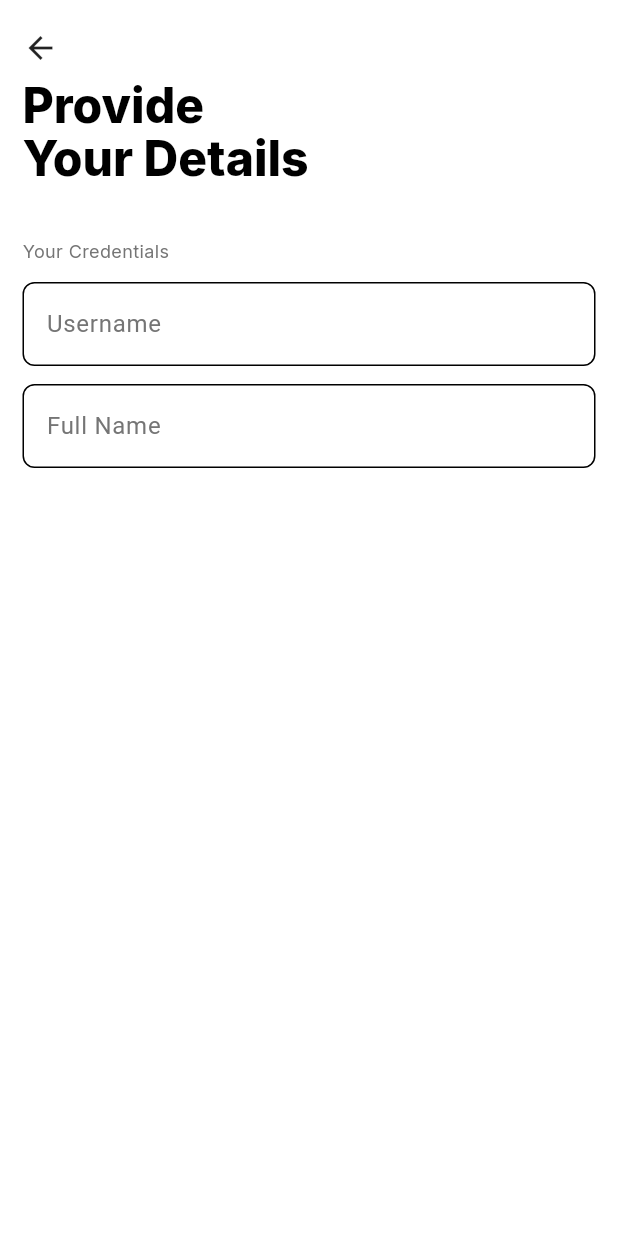
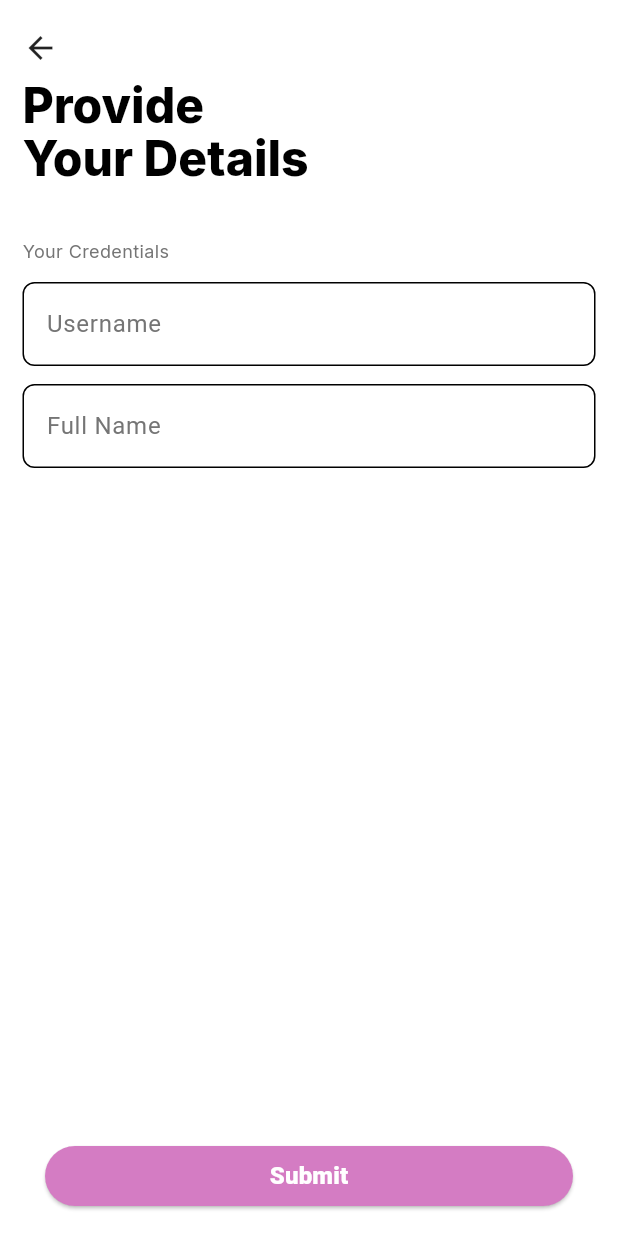
Before and after one commit to kwakyebrilliant/tefontai_chrome_extension, a Flutter app: the screen it shows after launch, after a tap on "Get Started", on a phone screen of 412 x 824 dp. Run offline on Flutter 3.47's test engine with Material 3 defaults, Android fonts, the phone set to English and light mode, and no system bars; our stand-ins replace google_fonts, shared_preferences.

Commit message:
informatipn updates

```diff
--- a/lib/Screens/LandingPage/information_page.dart
+++ b/lib/Screens/LandingPage/information_page.dart
@@ -123,6 +123,41 @@ class _InformationPageState extends State<InformationPage> {
               ],
             ),
           ),
+
+          // Submit button positioned at the bottom
+          Positioned(
+            bottom: 0.0,
+            left: 10.0,
+            right: 10.0,
+
+            // Submit button in padding
+            child: Padding(
+              padding:
+                  const EdgeInsets.symmetric(vertical: 16.0, horizontal: 20.0),
+              child: SizedBox(
+                width: double.infinity,
+                child: ElevatedButton(
+                  style: ButtonStyle(
+                    backgroundColor: WidgetStateProperty.all(
+                      const Color(0xFFD47CC3),
+                    ),
+                  ),
+                  onPressed: () {},
+                  child: Padding(
+                    padding: const EdgeInsets.symmetric(vertical: 8.0),
+                    child: Text(
+                      'Submit',
+                      style: GoogleFonts.roboto(
+                        fontSize: 16.0,
+                        fontWeight: FontWeight.w800,
+                        color: const Color.fromRGBO(255, 255, 255, 1),
+                      ),
+                    ),
+                  ),
+                ),
+              ),
+            ),
+          ),
         ],
       ),
     );
```
